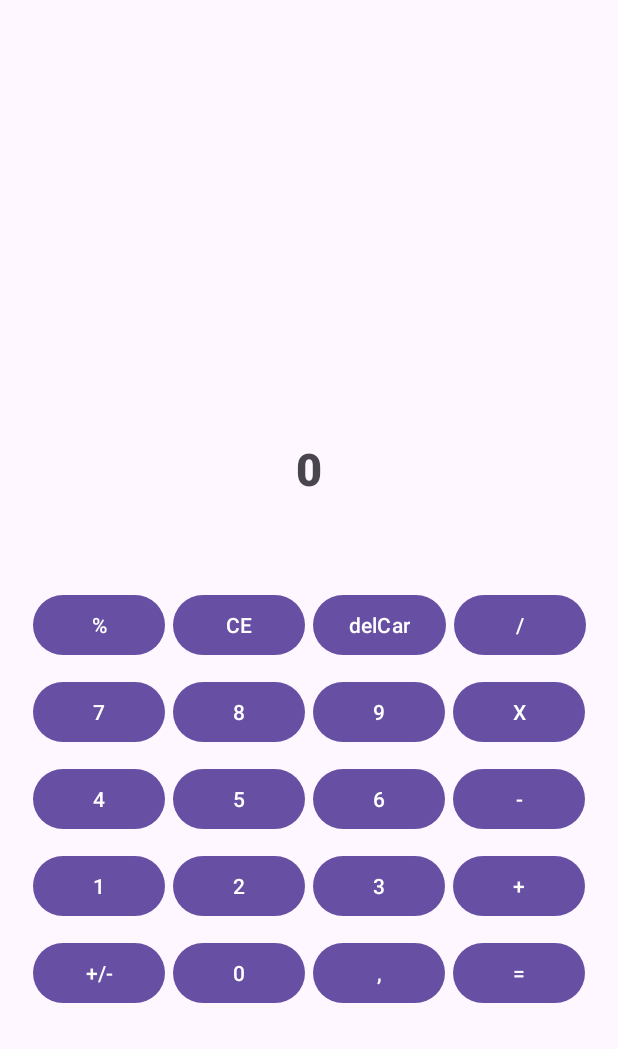
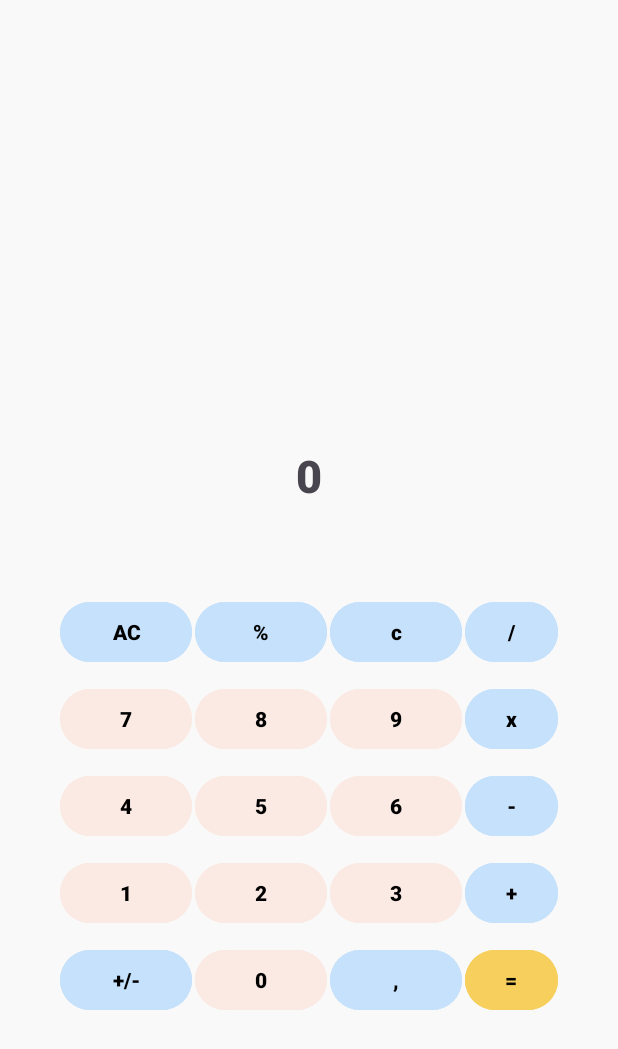
Before and after one commit to marcomorenilla/proyectos-dam, an Android app: the layout activity_main.xml on its own in the app's theme, with its tools: preview values and no code run, on a phone screen of 412 x 824 dp. Shown: the top 1049 px of the screen. Run offline under Robolectric (Android 15) with nearby library versions, the light colour scheme and no system bars.

Commit message:
Actualizamos
Mejoramos lógica de aplicación y cambiamos aspecto gráfico

```diff
--- a/PMDM/Calculadora/app/src/main/java/com/example/calculadora/MainActivity.kt
+++ b/PMDM/Calculadora/app/src/main/java/com/example/calculadora/MainActivity.kt
@@ -21,6 +21,7 @@ class MainActivity : AppCompatActivity(), OnClickListener {
     private var numero1:String?=null
     private var numero2:String?=null
     private var resultado:String?=null
+    private val formatoDecimal = Regex("""\.0$""")
 
 
     override fun onCreate(savedInstanceState: Bundle?) {
@@ -108,8 +109,10 @@ class MainActivity : AppCompatActivity(), OnClickListener {
                 operando="+"
                 if (numero1==null){
                     numero1 = bufferEntrada
+                    bufferHistorial += bufferEntrada + " "+  operando
+                }else{
+                    bufferHistorial = resultado + " " + operando
                 }
-                bufferHistorial += bufferEntrada + operando
                 bufferEntrada = ""
                 binding.textoOperaciones.text = bufferHistorial
             }
@@ -117,8 +120,10 @@ class MainActivity : AppCompatActivity(), OnClickListener {
                 operando="-"
                 if (numero1==null){
                     numero1 = bufferEntrada
+                    bufferHistorial += bufferEntrada + " "+  operando
+                }else{
+                    bufferHistorial = resultado + " " + operando
                 }
-                bufferHistorial += bufferEntrada + operando
                 bufferEntrada = ""
                 binding.textoOperaciones.text = bufferHistorial
             }
@@ -126,8 +131,10 @@ class MainActivity : AppCompatActivity(), OnClickListener {
                 operando="x"
                 if (numero1==null){
                     numero1 = bufferEntrada
+                    bufferHistorial += bufferEntrada + " "+  operando
+                }else{
+                    bufferHistorial = resultado + " " + operando
                 }
-                bufferHistorial += bufferEntrada + operando
                 bufferEntrada = ""
                 binding.textoOperaciones.text = bufferHistorial
             }
@@ -135,8 +142,10 @@ class MainActivity : AppCompatActivity(), OnClickListener {
                 operando="/"
                 if (numero1==null){
                     numero1 = bufferEntrada
+                    bufferHistorial += bufferEntrada + " "+  operando
+                }else{
+                    bufferHistorial = resultado + " " + operando
                 }
-                bufferHistorial += bufferEntrada + " "+operando
                 bufferEntrada = ""
                 binding.textoOperaciones.text = bufferHistorial
             }
@@ -144,8 +153,10 @@ class MainActivity : AppCompatActivity(), OnClickListener {
                 operando="%"
                 if (numero1==null){
                     numero1 = bufferEntrada
+                    bufferHistorial += bufferEntrada + " "+  operando
+                }else{
+                    bufferHistorial = resultado + " " + operando
                 }
-                bufferHistorial += bufferEntrada + operando
                 bufferEntrada = ""
                 binding.textoOperaciones.text = bufferHistorial
             }
@@ -154,6 +165,8 @@ class MainActivity : AppCompatActivity(), OnClickListener {
                 bufferHistorial = ""
                 binding.textoOperaciones.text = bufferEntrada
                 binding.textoResultado.text = "0"
+                numero1=null
+                numero2=null
             }
             binding.botonBorrarUltimo.id->{
                 var borrarUltimo:String =""
@@ -164,12 +177,17 @@ class MainActivity : AppCompatActivity(), OnClickListener {
                 binding.textoResultado.text = bufferEntrada
             }
             binding.botonCambio.id->{
-                if(bufferEntrada.contains("-")){
-                    bufferEntrada = bufferEntrada.replace("-","")
+                if(binding.textoResultado.text.contains("-")){
+                    bufferEntrada = binding.textoResultado.text.toString()
+                    bufferEntrada= bufferEntrada.replace("-","")
+                    binding.textoResultado.text = bufferEntrada
                 } else{
+                    bufferEntrada=binding.textoResultado.text.toString()
                     bufferEntrada = "-"+bufferEntrada
+                    binding.textoResultado.text = bufferEntrada
                 }
-                binding.textoResultado.text = bufferEntrada
+                numero1=null
+
             }
             binding.botonIgual.id->{
                 if (numero1!=null){
@@ -192,12 +210,14 @@ class MainActivity : AppCompatActivity(), OnClickListener {
                             resultado=porcentaje(numero1!!).toString()
                         }
                     }
-                    val regex = Regex("""\.0$""")
-                    if(resultado!!.contains(regex)){
-                        resultado =  resultado!!.replace(regex,"")
+
+                    if(resultado!!.contains(formatoDecimal)){
+                        resultado =  resultado!!.replace(".0","")
+                    }else{
+                        resultado = resultado!!.replace(".",",")
                     }
                     binding.textoResultado.text = resultado
-                    bufferHistorial += bufferEntrada+ " = " + resultado
+                    bufferHistorial += " " + bufferEntrada+ " = " + resultado
                     binding.textoOperaciones.text = bufferHistorial
                     numero1=resultado
                     bufferEntrada=""
--- a/PMDM/Calculadora/app/src/main/res/layout/activity_main.xml
+++ b/PMDM/Calculadora/app/src/main/res/layout/activity_main.xml
@@ -4,7 +4,8 @@
     xmlns:tools="http://schemas.android.com/tools"
     android:id="@+id/main"
     android:layout_width="match_parent"
-    android:padding="15dp"
+    android:padding="40dp"
+    android:background="@color/white"
     android:layout_height="match_parent"
     tools:context=".MainActivity">
 
@@ -15,7 +16,7 @@
         android:fontFamily="sans-serif-medium"
         android:gravity="center"
         android:layout_marginBottom="20dp"
-        android:textSize="30sp"
+        android:textSize="15sp"
         app:layout_constraintBottom_toTopOf="@+id/textoResultado"
         app:layout_constraintEnd_toEndOf="@+id/textoResultado"
         app:layout_constraintStart_toStartOf="parent" />
@@ -43,28 +44,38 @@
         android:layout_marginTop="50dp"
         app:layout_constraintTop_toBottomOf="@+id/guideline">
 
-        <Button
-            android:layout_width="wrap_content"
-            android:layout_height="wrap_content"
-            android:id="@+id/botonPorcentaje"
-            android:text="%"
-            android:layout_marginRight="5dp"
-            android:layout_marginTop="10dp"/>
+
 
         <Button
             android:layout_width="wrap_content"
             android:layout_height="wrap_content"
             android:id="@+id/botonBorrar"
-            android:text="CE"
-            android:layout_marginRight="5dp"
+            android:textColor="@color/black"
+            android:fontFamily="sans-serif-black"
+            android:backgroundTint="@color/blue"
+            android:text="AC"
+            android:layout_marginRight="2dp"
+            android:layout_marginTop="10dp"/>
+        <Button
+            android:layout_width="wrap_content"
+            android:layout_height="wrap_content"
+            android:id="@+id/botonPorcentaje"
+            android:textColor="@color/black"
+            android:fontFamily="sans-serif-black"
+            android:backgroundTint="@color/blue"
+            android:text="%"
+            android:layout_marginRight="2dp"
             android:layout_marginTop="10dp"/>
 
         <Button
             android:layout_width="wrap_content"
             android:layout_height="wrap_content"
             android:id="@+id/botonBorrarUltimo"
-            android:text="delCar"
-            android:layout_marginRight="5dp"
+            android:textColor="@color/black"
+            android:fontFamily="sans-serif-black"
+            android:backgroundTint="@color/blue"
+            android:text="c"
+            android:layout_marginRight="2dp"
             android:layout_marginTop="10dp"/>
 
         <Button
@@ -72,6 +83,9 @@
             android:layout_height="wrap_content"
             android:layout_marginTop="10dp"
             android:id="@+id/botonDividir"
+            android:textColor="@color/black"
+            android:fontFamily="sans-serif-black"
+            android:backgroundTint="@color/blue"
             android:text="/"/>
 
     </LinearLayout>
@@ -87,29 +101,41 @@
         <Button
             android:layout_width="wrap_content"
             android:layout_height="wrap_content"
-            android:layout_marginRight="5dp"
+            android:layout_marginRight="2dp"
             android:id="@+id/botonSiete"
             android:text="7"
+            android:textColor="@color/black"
+            android:fontFamily="sans-serif-black"
+            android:backgroundTint="@color/toupe"
             android:layout_marginTop="10dp"/>
 
         <Button
             android:layout_width="wrap_content"
             android:layout_height="wrap_content"
-            android:layout_marginRight="5dp"
+            android:layout_marginRight="2dp"
             android:layout_marginTop="10dp"
             android:text="8"
+            android:textColor="@color/black"
+            android:fontFamily="sans-serif-black"
+            android:backgroundTint="@color/toupe"
             android:id="@+id/botonOcho"/>
         <Button
             android:layout_width="wrap_content"
             android:layout_height="wrap_content"
             android:layout_marginTop="10dp"
-            android:layout_marginRight="5dp"
+            android:layout_marginRight="2dp"
             android:text="9"
+            android:textColor="@color/black"
+            android:fontFamily="sans-serif-black"
+            android:backgroundTint="@color/toupe"
             android:id="@+id/botonNueve"/>
         <Button
             android:layout_width="wrap_content"
             android:layout_height="wrap_content"
-            android:text="X"
+            android:text="x"
+            android:textColor="@color/black"
+            android:fontFamily="sans-serif-black"
+            android:backgroundTint="@color/blue"
             android:layout_marginTop="10dp"
             android:id="@+id/botonMultiplicar"/>
 
@@ -127,8 +153,11 @@
         <Button
             android:layout_width="wrap_content"
             android:layout_height="wrap_content"
-            android:layout_marginRight="5dp"
+            android:layout_marginRight="2dp"
             android:id="@+id/botonCuatro"
+            android:textColor="@color/black"
+            android:fontFamily="sans-serif-black"
+            android:backgroundTint="@color/toupe"
             android:text="4"
             android:layout_marginTop="10dp"/>
 
@@ -136,20 +165,29 @@
             android:layout_width="wrap_content"
             android:layout_height="wrap_content"
             android:layout_marginTop="10dp"
-            android:layout_marginRight="5dp"
+            android:layout_marginRight="2dp"
             android:text="5"
+            android:textColor="@color/black"
+            android:fontFamily="sans-serif-black"
+            android:backgroundTint="@color/toupe"
             android:id="@+id/botonCinco"/>
         <Button
             android:layout_width="wrap_content"
             android:layout_height="wrap_content"
             android:layout_marginTop="10dp"
-            android:layout_marginRight="5dp"
+            android:layout_marginRight="2dp"
+            android:textColor="@color/black"
+            android:fontFamily="sans-serif-black"
+            android:backgroundTint="@color/toupe"
             android:text="6"
             android:id="@+id/botonSeis"/>
         <Button
             android:layout_width="wrap_content"
             android:layout_height="wrap_content"
             android:text="-"
+            android:textColor="@color/black"
+            android:fontFamily="sans-serif-black"
+            android:backgroundTint="@color/blue"
             android:layout_marginTop="10dp"
             android:id="@+id/botonResta"/>
 
@@ -162,13 +200,19 @@
         app:layout_constraintStart_toStartOf="parent"
         android:orientation="horizontal"
         android:id="@+id/filaCuatro"
+        android:textColor="@color/black"
+        android:fontFamily="sans-serif-black"
+        android:backgroundTint="@color/blue"
         app:layout_constraintTop_toBottomOf="@+id/filaTres">
 
         <Button
             android:layout_width="wrap_content"
             android:layout_height="wrap_content"
             android:id="@+id/botonUno"
-            android:layout_marginRight="5dp"
+            android:textColor="@color/black"
+            android:fontFamily="sans-serif-black"
+            android:backgroundTint="@color/toupe"
+            android:layout_marginRight="2dp"
             android:text="1"
             android:layout_marginTop="10dp"/>
 
@@ -176,7 +220,10 @@
             android:layout_width="wrap_content"
             android:layout_height="wrap_content"
             android:layout_marginTop="10dp"
-            android:layout_marginRight="5dp"
+            android:layout_marginRight="2dp"
+            android:textColor="@color/black"
+            android:fontFamily="sans-serif-black"
+            android:backgroundTint="@color/toupe"
             android:text="2"
             android:id="@+id/botonDos"/>
         <Button
@@ -184,13 +231,19 @@
             android:layout_height="wrap_content"
             android:layout_marginTop="10dp"
             android:text="3"
-            android:layout_marginRight="5dp"
+            android:textColor="@color/black"
+            android:fontFamily="sans-serif-black"
+            android:backgroundTint="@color/toupe"
+            android:layout_marginRight="2dp"
             android:id="@+id/botonTres"/>
         <Button
             android:layout_width="wrap_content"
             android:layout_height="wrap_content"
             android:text="+"
             android:layout_marginTop="10dp"
+            android:textColor="@color/black"
+            android:fontFamily="sans-serif-black"
+            android:backgroundTint="@color/blue"
             android:id="@+id/botonSuma"/>
 
     </LinearLayout>
@@ -208,28 +261,40 @@
             android:layout_width="wrap_content"
             android:layout_height="wrap_content"
             android:id="@+id/botonCambio"
+            android:textColor="@color/black"
+            android:fontFamily="sans-serif-black"
+            android:backgroundTint="@color/blue"
             android:text="+/-"
             android:layout_marginTop="10dp"
-            android:layout_marginRight="5dp"/>
+            android:layout_marginRight="2dp"/>
 
         <Button
             android:layout_width="wrap_content"
             android:layout_height="wrap_content"
             android:layout_marginTop="10dp"
-            android:layout_marginRight="5dp"
+            android:layout_marginRight="2dp"
             android:text="0"
+            android:textColor="@color/black"
+            android:fontFamily="sans-serif-black"
+            android:backgroundTint="@color/toupe"
             android:id="@+id/botonCero"/>
         <Button
             android:layout_width="wrap_content"
             android:layout_height="wrap_content"
             android:layout_marginTop="10dp"
-            android:layout_marginRight="5dp"
+            android:layout_marginRight="2dp"
             android:text=","
+            android:textColor="@color/black"
+            android:fontFamily="sans-serif-black"
+            android:backgroundTint="@color/blue"
             android:id="@+id/botonComa"/>
         <Button
             android:layout_width="wrap_content"
             android:layout_height="wrap_content"
             android:text="="
+            android:textColor="@color/black"
+            android:fontFamily="sans-serif-black"
+            android:backgroundTint="@color/orange"
             android:layout_marginTop="10dp"
             android:id="@+id/botonIgual"/>
 
--- a/PMDM/Calculadora/app/src/main/res/values/colors.xml
+++ b/PMDM/Calculadora/app/src/main/res/values/colors.xml
@@ -1,5 +1,9 @@
 <?xml version="1.0" encoding="utf-8"?>
 <resources>
     <color name="black">#FF000000</color>
-    <color name="white">#FFFFFFFF</color>
+    <color name="white">#FAF9F9</color>
+    <color name="blue">#C5E1FB</color>
+    <color name="orange">#F6CF5C</color>
+    <color name="toupe">#FAEAE3</color>
+
 </resources>
```
